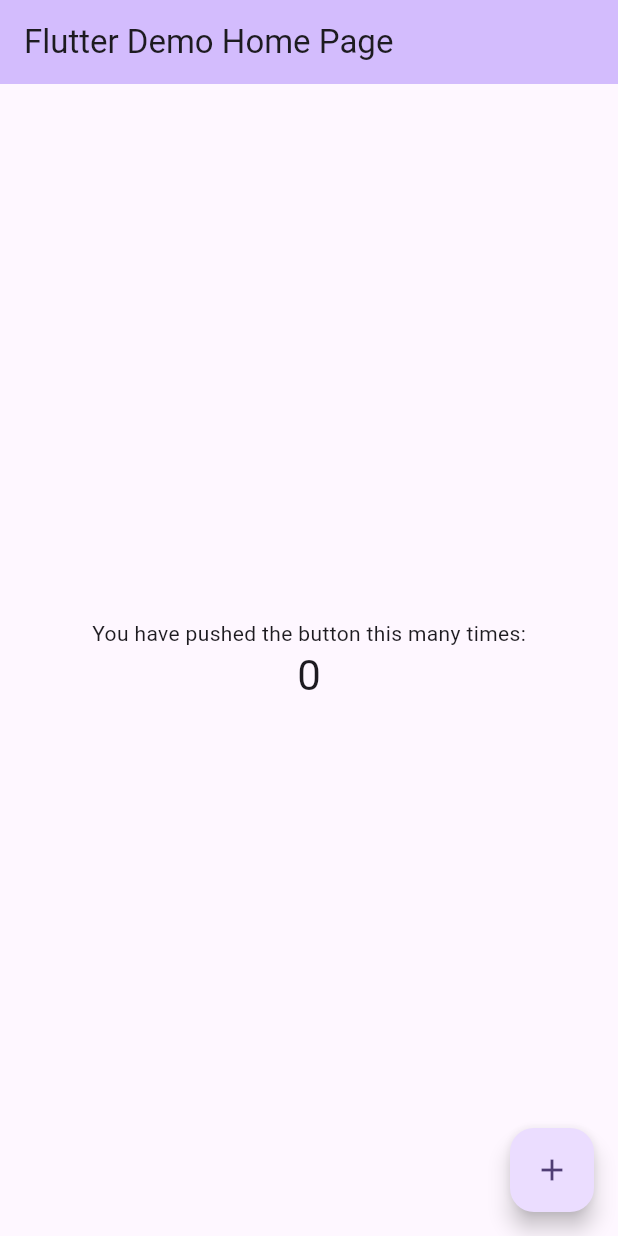
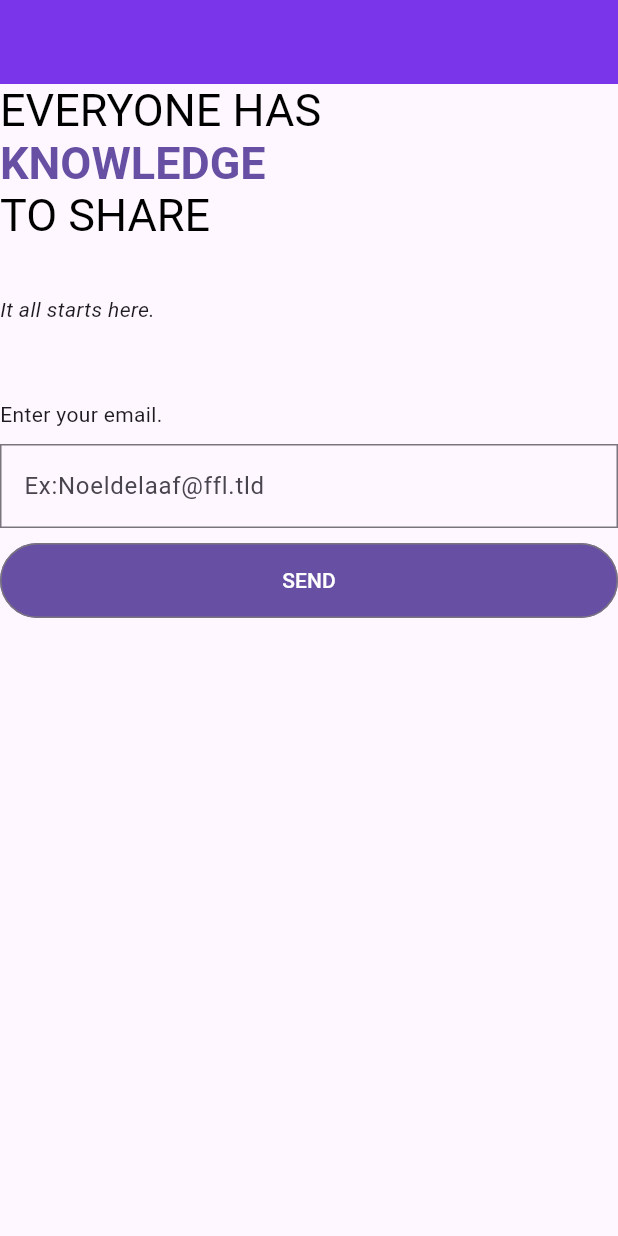
Before and after one commit to Delaaf/leadeetutoo, a Flutter app: the screen it shows after launch, on a phone screen of 412 x 824 dp. Run offline on Flutter 3.47's test engine with Material 3 defaults, Android fonts, the phone set to English and light mode, and no system bars.

Commit message:
modification 1 du formulaire

```diff
--- a/lib/main.dart
+++ b/lib/main.dart
@@ -1,125 +1,17 @@
 import 'package:flutter/material.dart';
+import 'package:leadeetuto/screens/guest/Auth.dart';
 
-void main() {
-  runApp(const MyApp());
-}
+void main() => runApp(App());
+class App extends StatelessWidget {
 
-class MyApp extends StatelessWidget {
-  const MyApp({super.key});
 
   // This widget is the root of your application.
   @override
   Widget build(BuildContext context) {
     return MaterialApp(
+      debugShowCheckedModeBanner: false,
       title: 'Flutter Demo',
-      theme: ThemeData(
-        // This is the theme of your application.
-        //
-        // TRY THIS: Try running your application with "flutter run". You'll see
-        // the application has a purple toolbar. Then, without quitting the app,
-        // try changing the seedColor in the colorScheme below to Colors.green
-        // and then invoke "hot reload" (save your changes or press the "hot
-        // reload" button in a Flutter-supported IDE, or press "r" if you used
-        // the command line to start the app).
-        //
-        // Notice that the counter didn't reset back to zero; the application
-        // state is not lost during the reload. To reset the state, use hot
-        // restart instead.
-        //
-        // This works for code too, not just values: Most code changes can be
-        // tested with just a hot reload.
-        colorScheme: ColorScheme.fromSeed(seedColor: Colors.deepPurple),
-        useMaterial3: true,
-      ),
-      home: const MyHomePage(title: 'Flutter Demo Home Page'),
+      home: AuthScreen(),
     );
   }
 }
-
-class MyHomePage extends StatefulWidget {
-  const MyHomePage({super.key, required this.title});
-
-  // This widget is the home page of your application. It is stateful, meaning
-  // that it has a State object (defined below) that contains fields that affect
-  // how it looks.
-
-  // This class is the configuration for the state. It holds the values (in this
-  // case the title) provided by the parent (in this case the App widget) and
-  // used by the build method of the State. Fields in a Widget subclass are
-  // always marked "final".
-
-  final String title;
-
-  @override
-  State<MyHomePage> createState() => _MyHomePageState();
-}
-
-class _MyHomePageState extends State<MyHomePage> {
-  int _counter = 0;
-
-  void _incrementCounter() {
-    setState(() {
-      // This call to setState tells the Flutter framework that something has
-      // changed in this State, which causes it to rerun the build method below
-      // so that the display can reflect the updated values. If we changed
-      // _counter without calling setState(), then the build method would not be
-      // called again, and so nothing would appear to happen.
-      _counter++;
-    });
-  }
-
-  @override
-  Widget build(BuildContext context) {
-    // This method is rerun every time setState is called, for instance as done
-    // by the _incrementCounter method above.
-    //
-    // The Flutter framework has been optimized to make rerunning build methods
-    // fast, so that you can just rebuild anything that needs updating rather
-    // than having to individually change instances of widgets.
-    return Scaffold(
-      appBar: AppBar(
-        // TRY THIS: Try changing the color here to a specific color (to
-        // Colors.amber, perhaps?) and trigger a hot reload to see the AppBar
-        // change color while the other colors stay the same.
-        backgroundColor: Theme.of(context).colorScheme.inversePrimary,
-        // Here we take the value from the MyHomePage object that was created by
-        // the App.build method, and use it to set our appbar title.
-        title: Text(widget.title),
-      ),
-      body: Center(
-        // Center is a layout widget. It takes a single child and positions it
-        // in the middle of the parent.
-        child: Column(
-          // Column is also a layout widget. It takes a list of children and
-          // arranges them vertically. By default, it sizes itself to fit its
-          // children horizontally, and tries to be as tall as its parent.
-          //
-          // Column has various properties to control how it sizes itself and
-          // how it positions its children. Here we use mainAxisAlignment to
-          // center the children vertically; the main axis here is the vertical
-          // axis because Columns are vertical (the cross axis would be
-          // horizontal).
-          //
-          // TRY THIS: Invoke "debug painting" (choose the "Toggle Debug Paint"
-          // action in the IDE, or press "p" in the console), to see the
-          // wireframe for each widget.
-          mainAxisAlignment: MainAxisAlignment.center,
-          children: <Widget>[
-            const Text(
-              'You have pushed the button this many times:',
-            ),
-            Text(
-              '$_counter',
-              style: Theme.of(context).textTheme.headlineMedium,
-            ),
-          ],
-        ),
-      ),
-      floatingActionButton: FloatingActionButton(
-        onPressed: _incrementCounter,
-        tooltip: 'Increment',
-        child: const Icon(Icons.add),
-      ), // This trailing comma makes auto-formatting nicer for build methods.
-    );
-  }
-}
--- /dev/null
+++ b/lib/screens/guest/Auth.dart
@@ -0,0 +1,77 @@
+import 'package:flutter/material.dart';
+
+class AuthScreen extends StatefulWidget{
+  AuthScreen({Key? key}): super(key: key);
+
+  @override
+_AuthScreenState createState()=> _AuthScreenState();
+
+
+}
+
+class _AuthScreenState extends State<AuthScreen> {
+  @override
+    Widget build(BuildContext context){
+      return SafeArea(
+        child: Scaffold(
+        appBar: AppBar(
+        backgroundColor:  Color.fromARGB(255, 122, 52, 233),),
+        body: Center(
+        child: Column(
+          crossAxisAlignment: CrossAxisAlignment.start,
+          children:[
+          RichText(
+            text: TextSpan(
+              text: 'Everyone has\n'.toUpperCase(),
+              style: TextStyle(
+                color: Colors.black, fontSize: 30.0),
+                children: [
+                  TextSpan(text: 'knowledge\n'.toUpperCase(), style: TextStyle(color: Theme.of(context).primaryColor, fontWeight: FontWeight.bold)),
+                  TextSpan(text: 'to share\n'.toUpperCase()),
+                  ],
+             ),
+         ),
+          Text('It all starts here.', style: TextStyle(fontStyle: FontStyle.italic),),
+          SizedBox(height:50.0,),
+          Form(
+            child: Column(
+              crossAxisAlignment: CrossAxisAlignment.stretch,
+              children: [
+                Text('Enter your email.'),
+                SizedBox(height: 10.0,),
+                TextFormField(
+                  decoration: InputDecoration(
+                    hintText: 'Ex:Noeldelaaf@ffl.tld',
+                    border: OutlineInputBorder(
+                      borderRadius: BorderRadius.circular(0.0),
+                      borderSide: BorderSide(color: Colors.grey),
+                      ),
+                     focusedBorder: OutlineInputBorder(
+                       borderRadius: BorderRadius.circular(0.0),
+                       borderSide: BorderSide(color: Colors.grey,),
+                       )
+                      ),
+                      ),
+                      SizedBox(
+                        height: 10.0,
+                        ),
+            OutlinedButton(
+
+              style:OutlinedButton.styleFrom(padding: EdgeInsets.symmetric(vertical:15.0), elevation: 0,
+              backgroundColor:Theme.of(context).primaryColor,
+              ) ,
+              onPressed: ()=> print('Send'),
+              child: Text('Send'.toUpperCase(), style: TextStyle(color: const Color.fromARGB(255, 255, 255, 255)), )),
+
+            ],
+            ),
+            )
+        ],
+      ),
+     ),
+    ) ,
+  );
+
+
+  }
+}
```
Also changed, not shown: 1 other file.
